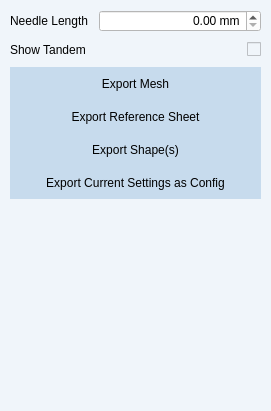
brachify/brachify, file src/windows/ui/export_view.ui: the form before one commit.
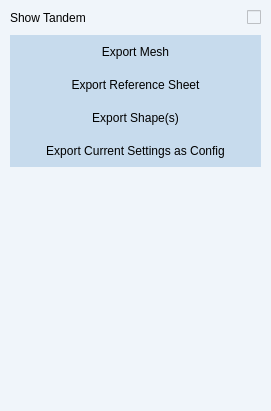
The form after the commit.

Commit message: Succefully moved needle length to channel tab

```diff
--- a/src/windows/ui/export_view.ui
+++ b/src/windows/ui/export_view.ui
@@ -81,32 +81,6 @@
     <item>
      <layout class="QFormLayout" name="formLayout">
       <item row="0" column="0">
-       <widget class="QLabel" name="label">
-        <property name="styleSheet">
-         <string notr="true">background-color: rgb(240, 245, 250);</string>
-        </property>
-        <property name="text">
-         <string>Needle Length</string>
-        </property>
-       </widget>
-      </item>
-      <item row="0" column="1">
-       <widget class="QDoubleSpinBox" name="sb_needle_length">
-        <property name="styleSheet">
-         <string notr="true">background-color: rgb(255, 255, 255);</string>
-        </property>
-        <property name="alignment">
-         <set>Qt::AlignRight|Qt::AlignTrailing|Qt::AlignVCenter</set>
-        </property>
-        <property name="suffix">
-         <string> mm</string>
-        </property>
-        <property name="maximum">
-         <double>350.000000000000000</double>
-        </property>
-       </widget>
-      </item>
-      <item row="1" column="0">
        <widget class="QLabel" name="label_2">
         <property name="styleSheet">
          <string notr="true">background-color: rgb(240, 245, 250);</string>
@@ -116,7 +90,7 @@
         </property>
        </widget>
       </item>
-      <item row="1" column="1">
+      <item row="0" column="1">
        <widget class="QCheckBox" name="cb_tandem_shown">
         <property name="layoutDirection">
          <enum>Qt::RightToLeft</enum>
```
The commit also changes 5 other files.
